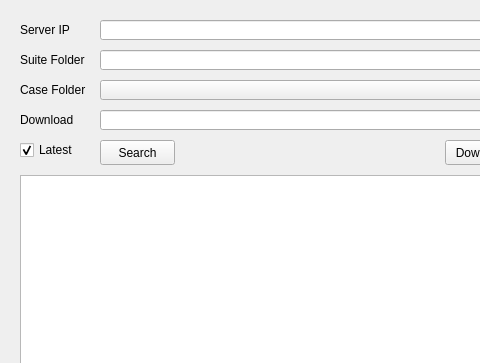
First picture: the form in suite/windows/program_index/app_program_index.ui, repository jackiejay888/automation, before the edit; both pictures show x 0 to 480 and y 0 to 363 of the 623 by 554 pixel window.
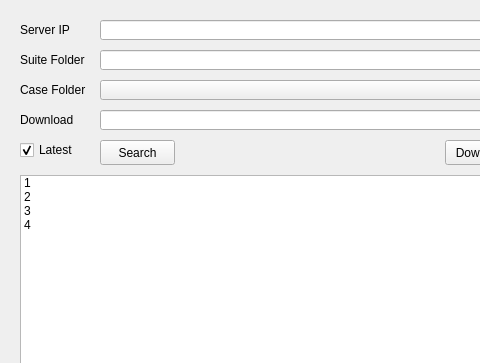
Second picture: the form after the edit.

Commit message: Update the program index

```diff
--- a/suite/windows/program_index/app_program_index.ui
+++ b/suite/windows/program_index/app_program_index.ui
@@ -195,16 +195,6 @@
     <string>Exit</string>
    </property>
   </widget>
-  <widget class="QTextEdit" name="textEdit_content">
-   <property name="geometry">
-    <rect>
-     <x>20</x>
-     <y>175</y>
-     <width>584</width>
-     <height>361</height>
-    </rect>
-   </property>
-  </widget>
   <widget class="QLineEdit" name="lineEdit_ip">
    <property name="geometry">
     <rect>
@@ -231,6 +221,36 @@
     <string/>
    </property>
   </widget>
+  <widget class="QListWidget" name="listwidget_view">
+   <property name="geometry">
+    <rect>
+     <x>20</x>
+     <y>175</y>
+     <width>584</width>
+     <height>361</height>
+    </rect>
+   </property>
+   <item>
+    <property name="text">
+     <string>1</string>
+    </property>
+   </item>
+   <item>
+    <property name="text">
+     <string>2</string>
+    </property>
+   </item>
+   <item>
+    <property name="text">
+     <string>3</string>
+    </property>
+   </item>
+   <item>
+    <property name="text">
+     <string>4</string>
+    </property>
+   </item>
+  </widget>
  </widget>
  <resources/>
  <connections/>
```
Left out of the diff: 3 changed lines with no effect on the pictures. The commit also changes 3 other files.
